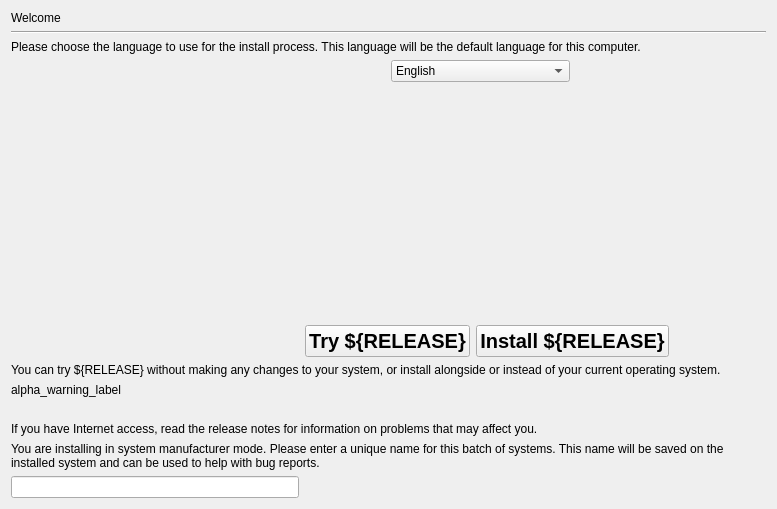
Qt form gui/qt/stepLanguage.ui (chenhan1218/ubiquity) before a commit.
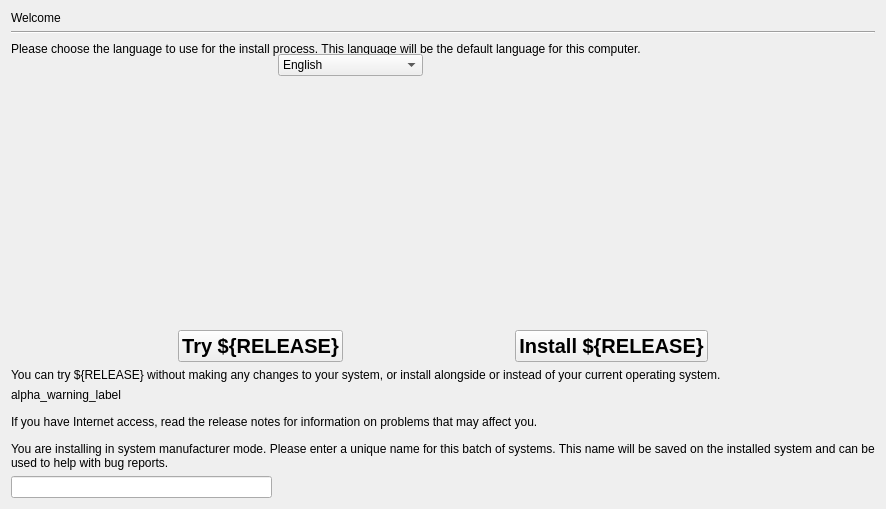
The same form after that commit.

Commit message: gui/qt/stepLanguage.ui: nicer icons and better layout on language page (LP: #628808)

```diff
--- a/gui/qt/stepLanguage.ui
+++ b/gui/qt/stepLanguage.ui
@@ -20,7 +20,7 @@
    <string>Form</string>
   </property>
   <layout class="QGridLayout" name="gridLayout">
-   <item row="0" column="0" colspan="6">
+   <item row="0" column="0" colspan="2">
     <widget class="QLabel" name="welcome_heading_label">
      <property name="text">
       <string>Welcome</string>
@@ -34,7 +34,7 @@
      </property>
     </widget>
    </item>
-   <item row="2" column="0" colspan="6">
+   <item row="2" column="0" rowspan="2" colspan="6">
     <widget class="QLabel" name="select_language_label">
      <property name="text">
       <string>Please choose the language to use for the install process. This language will be the default language for this computer.</string>
@@ -44,7 +44,7 @@
      </property>
     </widget>
    </item>
-   <item row="3" column="0" colspan="2">
+   <item row="4" column="0" colspan="2">
     <spacer name="horizontalSpacer_4">
      <property name="orientation">
       <enum>Qt::Horizontal</enum>
@@ -57,7 +57,7 @@
      </property>
     </spacer>
    </item>
-   <item row="3" column="2" colspan="2">
+   <item row="3" column="2" rowspan="2">
     <widget class="QComboBox" name="language_combobox">
      <property name="editable">
       <bool>false</bool>
@@ -84,7 +84,7 @@
      </item>
     </widget>
    </item>
-   <item row="3" column="4" colspan="2">
+   <item row="4" column="3" colspan="3">
     <spacer name="horizontalSpacer_3">
      <property name="orientation">
       <enum>Qt::Horizontal</enum>
@@ -97,7 +97,7 @@
      </property>
     </spacer>
    </item>
-   <item row="4" column="3">
+   <item row="5" column="2">
     <spacer name="verticalSpacer_11">
      <property name="orientation">
       <enum>Qt::Vertical</enum>
@@ -110,7 +110,24 @@
      </property>
     </spacer>
    </item>
-   <item row="5" column="0" colspan="3">
+   <item row="6" column="0" colspan="6">
+    <layout class="QHBoxLayout" name="horizontalLayout">
+     <item>
+      <spacer name="horizontalSpacer_6">
+       <property name="orientation">
+        <enum>Qt::Horizontal</enum>
+       </property>
+       <property name="sizeHint" stdset="0">
+        <size>
+         <width>100</width>
+         <height>20</height>
+        </size>
+       </property>
+      </spacer>
+     </item>
+     <item>
+      <layout class="QVBoxLayout" name="verticalLayout">
+       <item>
     <widget class="QLabel" name="image1">
      <property name="sizePolicy">
       <sizepolicy hsizetype="Minimum" vsizetype="Minimum">
@@ -129,7 +146,38 @@
      </property>
     </widget>
    </item>
-   <item row="5" column="3" colspan="3">
+       <item>
+        <widget class="QPushButton" name="try_ubuntu">
+         <property name="font">
+          <font>
+           <pointsize>15</pointsize>
+           <weight>75</weight>
+           <bold>true</bold>
+          </font>
+         </property>
+         <property name="text">
+          <string>Try ${RELEASE}</string>
+         </property>
+        </widget>
+       </item>
+      </layout>
+     </item>
+     <item>
+      <spacer name="horizontalSpacer_7">
+       <property name="orientation">
+        <enum>Qt::Horizontal</enum>
+       </property>
+       <property name="sizeHint" stdset="0">
+        <size>
+         <width>100</width>
+         <height>20</height>
+        </size>
+       </property>
+      </spacer>
+     </item>
+     <item>
+      <layout class="QVBoxLayout" name="verticalLayout_2">
+       <item>
     <widget class="QLabel" name="image2">
      <property name="sizePolicy">
       <sizepolicy hsizetype="MinimumExpanding" vsizetype="MinimumExpanding">
@@ -145,34 +193,7 @@
      </property>
     </widget>
    </item>
-   <item row="6" column="0">
-    <spacer name="horizontalSpacer_5">
-     <property name="orientation">
-      <enum>Qt::Horizontal</enum>
-     </property>
-     <property name="sizeHint" stdset="0">
-      <size>
-       <width>201</width>
-       <height>20</height>
-      </size>
-     </property>
-    </spacer>
-   </item>
-   <item row="6" column="1" colspan="2">
-    <widget class="QPushButton" name="try_ubuntu">
-     <property name="font">
-      <font>
-       <pointsize>15</pointsize>
-       <weight>75</weight>
-       <bold>true</bold>
-      </font>
-     </property>
-     <property name="text">
-      <string>Try ${RELEASE}</string>
-     </property>
-    </widget>
-   </item>
-   <item row="6" column="3" colspan="2">
+       <item>
     <widget class="QPushButton" name="install_ubuntu">
      <property name="font">
       <font>
@@ -186,18 +207,22 @@
      </property>
     </widget>
    </item>
-   <item row="6" column="5">
-    <spacer name="horizontalSpacer_6">
+      </layout>
+     </item>
+     <item>
+      <spacer name="horizontalSpacer_5">
      <property name="orientation">
       <enum>Qt::Horizontal</enum>
      </property>
      <property name="sizeHint" stdset="0">
       <size>
-       <width>252</width>
+         <width>100</width>
        <height>20</height>
       </size>
      </property>
     </spacer>
+     </item>
+    </layout>
    </item>
    <item row="7" column="0" colspan="6">
     <widget class="QLabel" name="try_install_text_label">
@@ -209,7 +234,17 @@
      </property>
     </widget>
    </item>
-   <item row="8" column="0" colspan="6">
+   <item row="8" column="0">
+    <widget class="QLabel" name="alpha_warning_label">
+     <property name="text">
+      <string>alpha_warning_label</string>
+     </property>
+     <property name="wordWrap">
+      <bool>true</bool>
+     </property>
+    </widget>
+   </item>
+   <item row="8" column="1" colspan="5">
     <spacer name="verticalSpacer_2">
      <property name="orientation">
       <enum>Qt::Vertical</enum>
@@ -222,30 +257,7 @@
      </property>
     </spacer>
    </item>
-   <item row="9" column="0" colspan="6">
-    <widget class="QLabel" name="alpha_warning_label">
-     <property name="text">
-      <string>alpha_warning_label</string>
-     </property>
-     <property name="wordWrap">
-      <bool>true</bool>
-     </property>
-    </widget>
-   </item>
-   <item row="10" column="3">
-    <spacer name="verticalSpacer">
-     <property name="orientation">
-      <enum>Qt::Vertical</enum>
-     </property>
-     <property name="sizeHint" stdset="0">
-      <size>
-       <width>20</width>
-       <height>40</height>
-      </size>
-     </property>
-    </spacer>
-   </item>
-   <item row="11" column="0" colspan="6">
+   <item row="9" column="0" colspan="4">
     <widget class="QLabel" name="release_notes_label">
      <property name="text">
       <string>If you have Internet access, read the release notes for information on problems that may affect you.</string>
@@ -255,7 +267,20 @@
      </property>
     </widget>
    </item>
-   <item row="12" column="0" colspan="6">
+   <item row="9" column="4">
+    <spacer name="verticalSpacer">
+     <property name="orientation">
+      <enum>Qt::Vertical</enum>
+     </property>
+     <property name="sizeHint" stdset="0">
+      <size>
+       <width>20</width>
+       <height>40</height>
+      </size>
+     </property>
+    </spacer>
+   </item>
+   <item row="10" column="0" colspan="6">
     <widget class="QLabel" name="oem_id_label">
      <property name="text">
       <string>You are installing in system manufacturer mode. Please enter a unique name for this batch of systems. This name will be saved on the installed system and can be used to help with bug reports.</string>
@@ -265,7 +290,7 @@
      </property>
     </widget>
    </item>
-   <item row="13" column="0">
+   <item row="11" column="0" colspan="2">
     <widget class="QLineEdit" name="oem_id_entry"/>
    </item>
   </layout>
```
Lines whose indentation alone changed are shown as unchanged. The commit also changes 8 other files.
